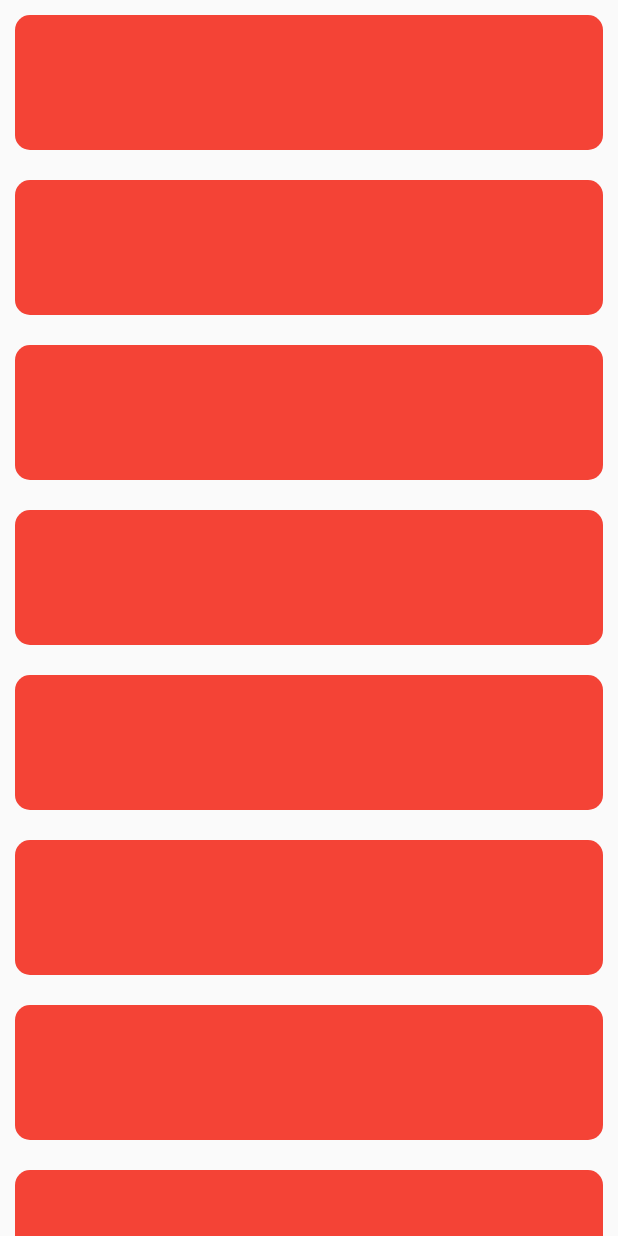
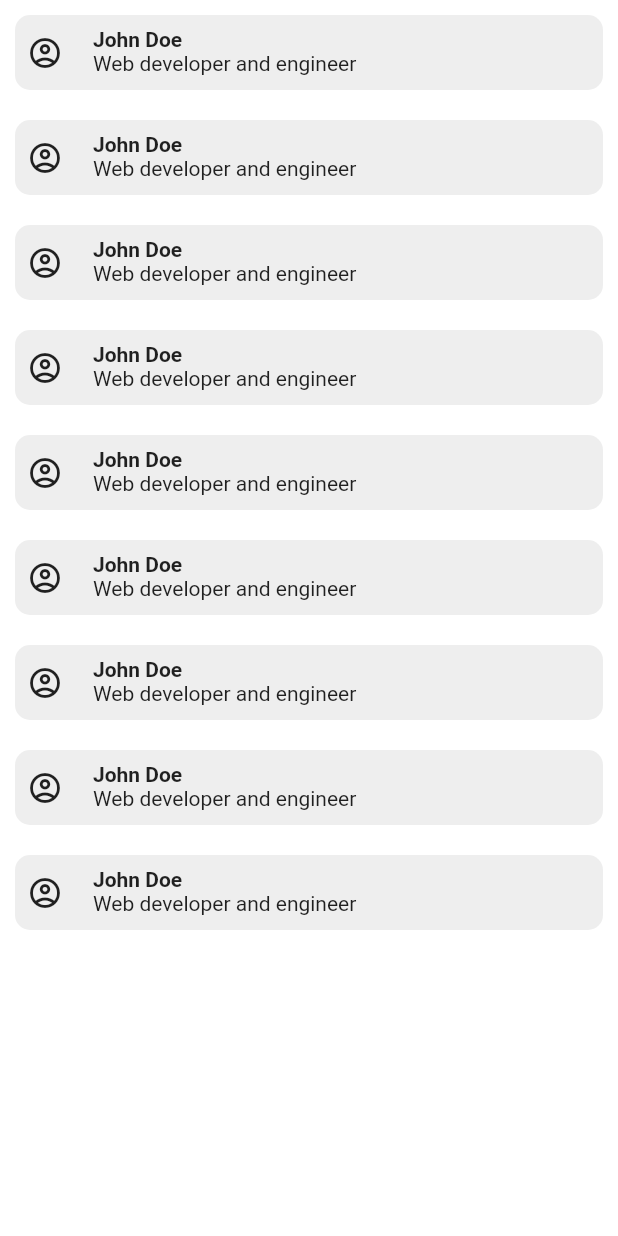
Before and after one commit to koukibadr/Foldable-List, a Flutter app: the screen it shows after launch, on a phone screen of 412 x 824 dp. Run offline on Flutter 3.47's test engine with Material 2 defaults, Android fonts, the phone set to English and light mode, and no system bars.

Commit message:
udpate package example

```diff
--- a/example/lib/main.dart
+++ b/example/lib/main.dart
@@ -20,136 +20,111 @@ class MyApp extends StatelessWidget {
   }
 }
 
-class HomePage extends StatelessWidget {
+class HomePage extends StatefulWidget {
+
+  @override
+  _HomePageState createState() => _HomePageState();
+}
+
+class _HomePageState extends State<HomePage> {
+  late List<Widget> simpleWidgetList;
+  late List<Widget> expandedWidgetList;
+
+  @override
+  void initState() {
+    super.initState();
+    initList();
+  }
+
   @override
   Widget build(BuildContext context) {
     return Scaffold(
+      backgroundColor: Colors.white,
       body: Container(
         child: FoldableList(
-          animationType: ANIMATION_TYPE.SCALE,
-          foldableItems: [
-          Container(
-            width: 200,
-            height: 150,
+          animationType: ANIMATION_TYPE.SIZE_TRANSITION,
+          foldableItems: this.expandedWidgetList,
+          items: this.simpleWidgetList
+        ),
+      ),
+    );
+  }
+
+  initList(){
+    this.simpleWidgetList = [];
+    this.expandedWidgetList = [];
+    for (var i = 0; i < 9; i++) {
+      this.simpleWidgetList.add(renderSimpleWidget());
+      this.expandedWidgetList.add(renderExpandedWidget());
+    }
+  }
+
+  Widget renderSimpleWidget(){
+    return Container(
+      height: 50,
       decoration: BoxDecoration(
-                color: Colors.green, borderRadius: BorderRadius.circular(10)),
+        color: Colors.grey[200],
+        borderRadius: BorderRadius.circular(10)
       ),
-          Container(
-            width: 200,
-            height: 150,
+      child: Padding(
+        padding: const EdgeInsets.all(8.0),
+        child: Row(
+          crossAxisAlignment: CrossAxisAlignment.center,
+          children: [
+            Icon(Icons.account_circle_outlined),
+            SizedBox(
+              width: 20,
+            ),
+            Column(
+              crossAxisAlignment: CrossAxisAlignment.start,
+              children: [
+                Text("John Doe",style: TextStyle(
+                  fontWeight: FontWeight.bold
+                )),
+                Text("Web developer and engineer"),
+              ],
+            )
+          ],
+        ),
+      ),
+    );
+  }
+
+  Widget renderExpandedWidget(){
+    return Container(
+      height: 140,
       decoration: BoxDecoration(
-                color: Colors.green, borderRadius: BorderRadius.circular(10)),
+        color: Colors.grey[200],
+        borderRadius: BorderRadius.circular(10)
       ),
-          Container(
-            width: 200,
-            height: 150,
-            decoration: BoxDecoration(
-                color: Colors.green, borderRadius: BorderRadius.circular(10)),
+      child: Padding(
+        padding: const EdgeInsets.all(8.0),
+        child: Row(
+          crossAxisAlignment: CrossAxisAlignment.center,
+          children: [
+            Icon(Icons.account_circle_outlined),
+            SizedBox(
+              width: 20,
             ),
-          Container(
-            width: 200,
-            height: 150,
-            decoration: BoxDecoration(
-                color: Colors.green, borderRadius: BorderRadius.circular(10)),
+            Column(
+              crossAxisAlignment: CrossAxisAlignment.start,
+              mainAxisAlignment: MainAxisAlignment.center,
+              children: [
+                Text("John Doe",style: TextStyle(
+                  fontWeight: FontWeight.bold
+                )),
+                Text("Web developer and engineer"),
+                Text("Birthday : 22/10/1996"),
+                Row(
+                  mainAxisAlignment: MainAxisAlignment.end,
+                  children: [
+                    ElevatedButton(onPressed: (){}, child: Text("View Linkedin Profile"))
+                  ],
+                )
+              ],
+            )
+          ],
         ),
-          Container(
-            width: 200,
-            height: 150,
-            decoration: BoxDecoration(
-                color: Colors.green, borderRadius: BorderRadius.circular(10)),
-          ),
-          Container(
-            width: 200,
-            height: 150,
-            decoration: BoxDecoration(
-                color: Colors.green, borderRadius: BorderRadius.circular(10)),
-          ),
-          Container(
-            width: 200,
-            height: 150,
-            decoration: BoxDecoration(
-                color: Colors.green, borderRadius: BorderRadius.circular(10)),
-          ),
-          Container(
-            width: 200,
-            height: 150,
-            decoration: BoxDecoration(
-                color: Colors.green, borderRadius: BorderRadius.circular(10)),
-          ),
-          Container(
-            width: 200,
-            height: 150,
-            decoration: BoxDecoration(
-                color: Colors.green, borderRadius: BorderRadius.circular(10)),
-          ),
-          Container(
-            width: 150,
-            height: 150,
-            decoration: BoxDecoration(
-                color: Colors.green, borderRadius: BorderRadius.circular(10)),
-          ),
-        ], items: [
-          Container(
-            width: 200,
-            height: 90,
-            decoration: BoxDecoration(
-                color: Colors.red, borderRadius: BorderRadius.circular(10)),
-          ),
-          Container(
-            width: 200,
-            height: 90,
-            decoration: BoxDecoration(
-                color: Colors.red, borderRadius: BorderRadius.circular(10)),
-          ),
-          Container(
-            width: 200,
-            height: 90,
-            decoration: BoxDecoration(
-                color: Colors.red, borderRadius: BorderRadius.circular(10)),
-          ),
-          Container(
-            width: 200,
-            height: 90,
-            decoration: BoxDecoration(
-                color: Colors.red, borderRadius: BorderRadius.circular(10)),
-          ),
-          Container(
-            width: 150,
-            height: 90,
-            decoration: BoxDecoration(
-                color: Colors.red, borderRadius: BorderRadius.circular(10)),
-          ),
-          Container(
-            width: 150,
-            height: 90,
-            decoration: BoxDecoration(
-                color: Colors.red, borderRadius: BorderRadius.circular(10)),
-          ),
-          Container(
-            width: 150,
-            height: 90,
-            decoration: BoxDecoration(
-                color: Colors.red, borderRadius: BorderRadius.circular(10)),
-          ),
-          Container(
-            width: 150,
-            height: 90,
-            decoration: BoxDecoration(
-                color: Colors.red, borderRadius: BorderRadius.circular(10)),
-          ),
-          Container(
-            width: 150,
-            height: 90,
-            decoration: BoxDecoration(
-                color: Colors.red, borderRadius: BorderRadius.circular(10)),
-          ),
-          Container(
-            width: 150,
-            height: 90,
-            decoration: BoxDecoration(
-                color: Colors.red, borderRadius: BorderRadius.circular(10)),
-          ),
-        ]),
       ),
     );
   }
```
Lines whose indentation alone changed are shown as unchanged.
